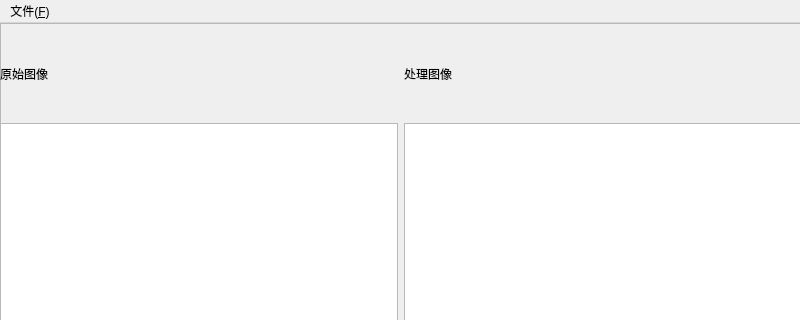
First picture: the form in UI.ui, repository yikakia/DigtalPicHomework, before the edit; both pictures show x 0 to 800 and y 0 to 320 of the 800 by 600 pixel window.
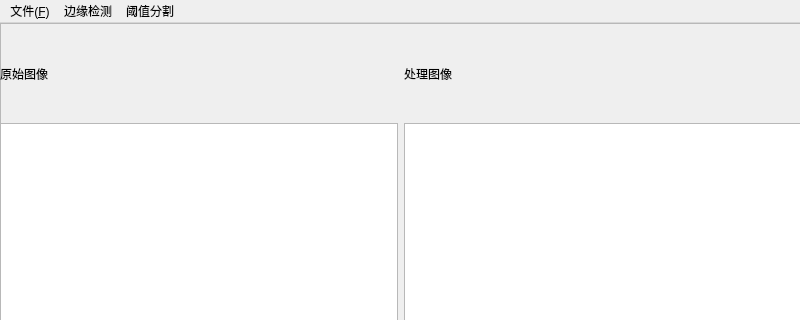
Second picture: the form after the edit.

```diff
--- a/UI.ui
+++ b/UI.ui
@@ -91,7 +91,25 @@
     <addaction name="actionOpen_File"/>
     <addaction name="actionStorage_File"/>
    </widget>
+   <widget class="QMenu" name="menu_2">
+    <property name="title">
+     <string>边缘检测</string>
+    </property>
+    <addaction name="action_sobel"/>
+    <addaction name="action_priwitt"/>
+    <addaction name="action_laplace"/>
+   </widget>
+   <widget class="QMenu" name="menu_3">
+    <property name="title">
+     <string>阈值分割</string>
+    </property>
+    <addaction name="action_genrate"/>
+    <addaction name="action_LOG"/>
+    <addaction name="action_maxuim"/>
+   </widget>
    <addaction name="menu"/>
+   <addaction name="menu_2"/>
+   <addaction name="menu_3"/>
   </widget>
   <widget class="QStatusBar" name="statusbar"/>
   <action name="actionss">
```
Left out of the diff: 30 changed lines with no effect on the pictures.
